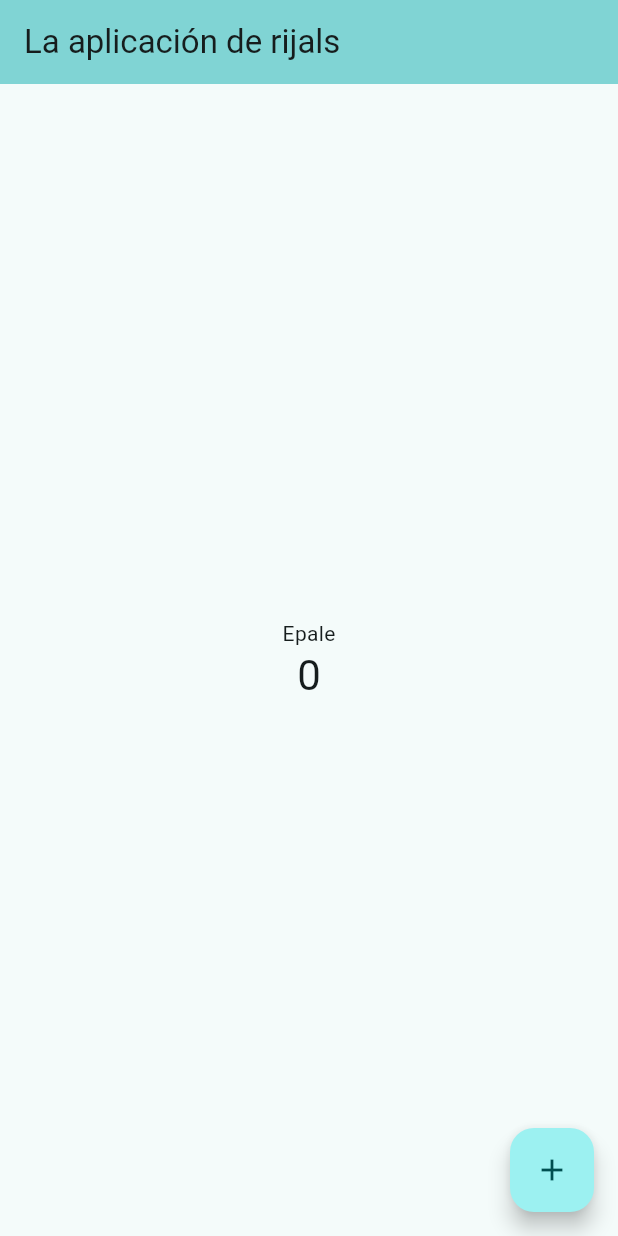
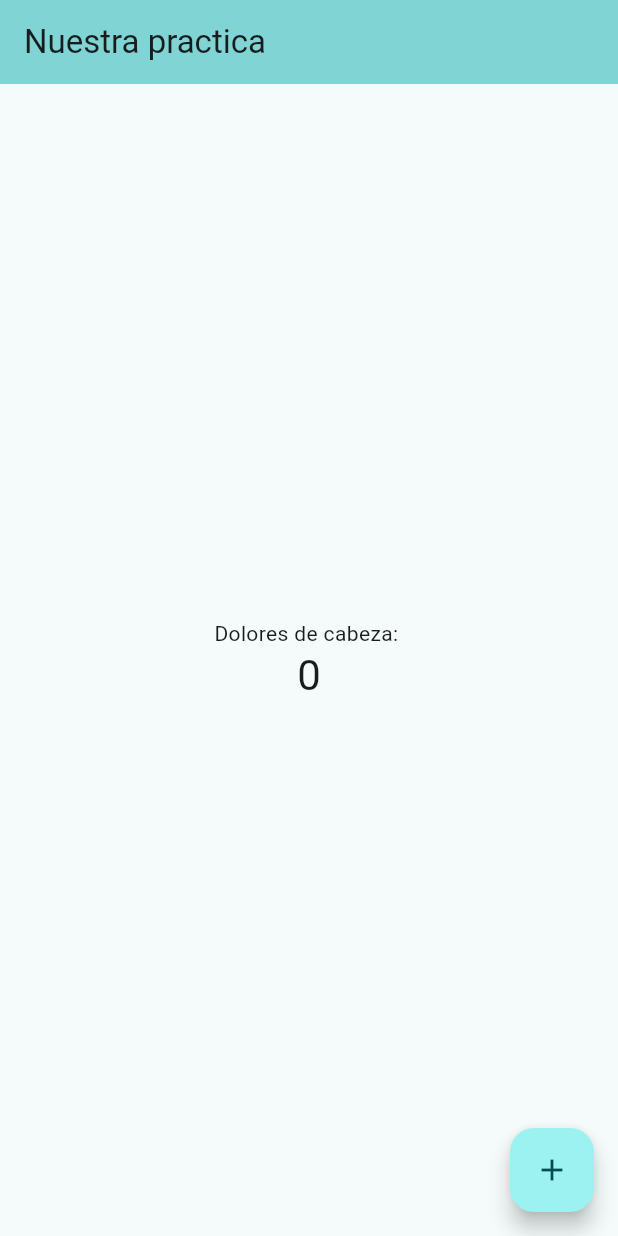
Before and after one commit to Ariaas/app, a Flutter app: the screen it shows after launch, on a phone screen of 412 x 824 dp. Run offline on Flutter 3.47's test engine with Material 3 defaults, Android fonts, the phone set to English and light mode, and no system bars.

Commit message:
Cambio de titulo y texto

```diff
--- a/lib/main.dart
+++ b/lib/main.dart
@@ -31,7 +31,7 @@ class MyApp extends StatelessWidget {
         colorScheme: ColorScheme.fromSeed(seedColor: Color.fromARGB(255, 28, 68, 68)),
         useMaterial3: true,
       ),
-      home: const MyHomePage(title: 'La aplicación de rijals'),
+      home: const MyHomePage(title: 'Nuestra practica'),
     );
   }
 }
@@ -106,7 +106,7 @@ class _MyHomePageState extends State<MyHomePage> {
           mainAxisAlignment: MainAxisAlignment.center,
           children: <Widget>[
             const Text(
-              'Epale',
+              'Dolores de cabeza: ',
             ),
             Text(
               '$_counter',
```
